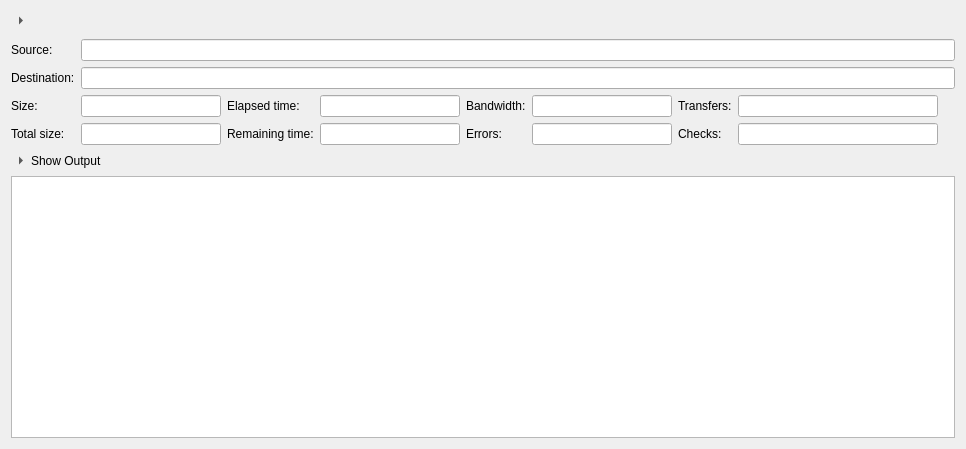
Before: the Qt Designer form src/job_widget.ui in holazt/RcloneBrowser, drawn with Qt 5.
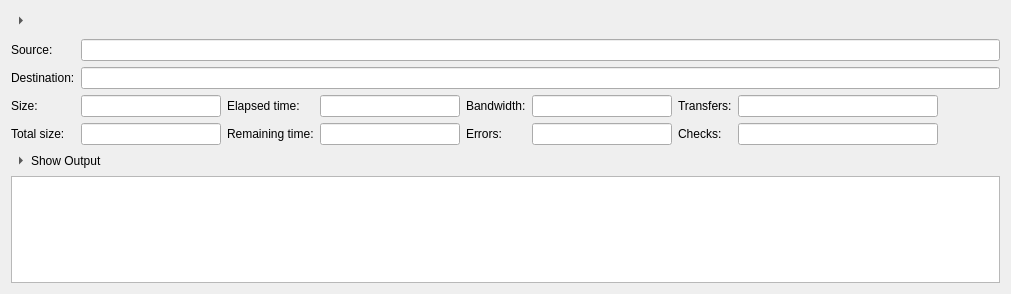
After: the same form once the commit is applied.

Diff of the .ui file:
```diff
--- a/src/job_widget.ui
+++ b/src/job_widget.ui
@@ -6,8 +6,8 @@
    <rect>
     <x>0</x>
     <y>0</y>
-    <width>966</width>
-    <height>449</height>
+    <width>1011</width>
+    <height>294</height>
    </rect>
   </property>
   <property name="windowTitle">
```
Left out of the diff: 4 changed lines with no effect on the pictures.
